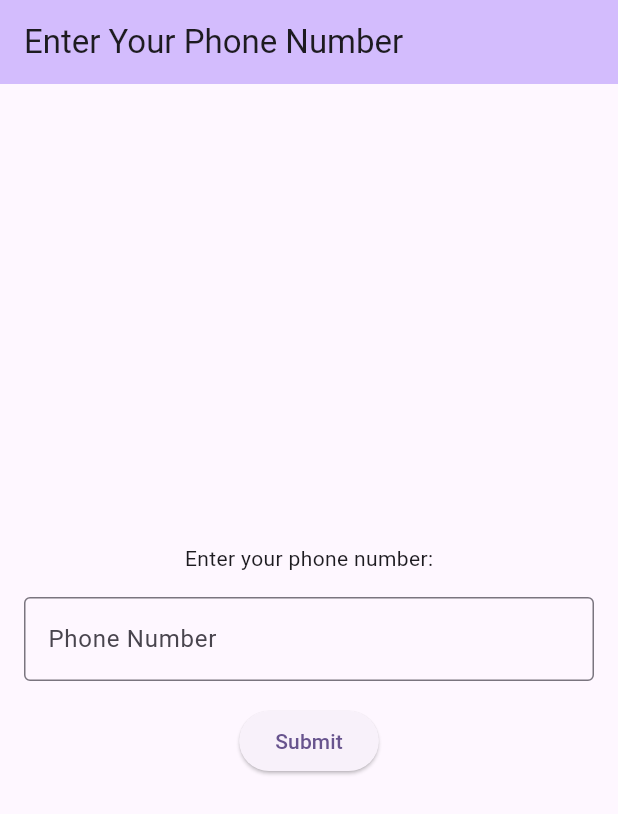
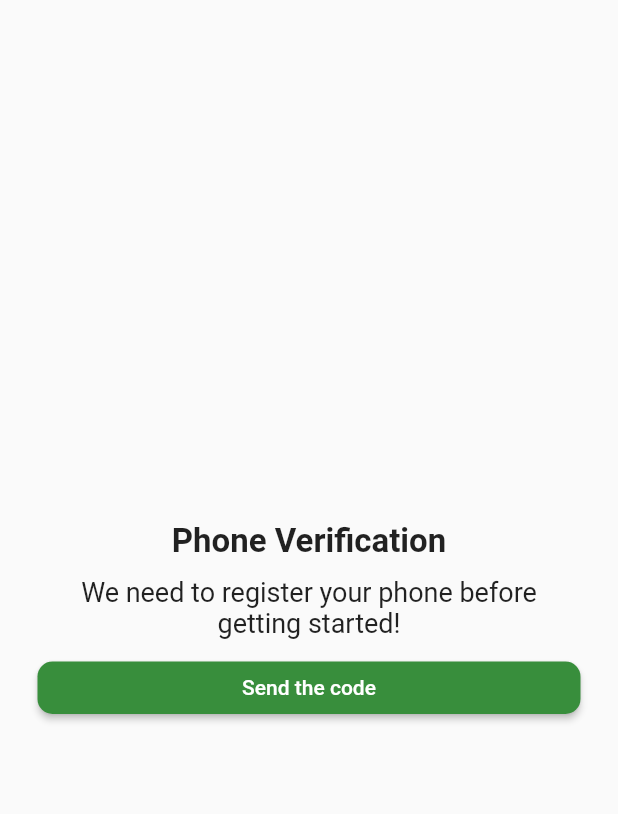
Before and after one commit to rjayaa/Maku_App, a Flutter app: the screen it shows after launch, on a phone screen of 412 x 824 dp. Shown: the top 814 px of the screen. Run offline on Flutter 3.47's test engine with Material 2 defaults, Android fonts, the phone set to English and light mode, and no system bars.

Commit message:
ui polos without assets

```diff
--- a/lib/main.dart
+++ b/lib/main.dart
@@ -1,80 +1,14 @@
 import 'package:flutter/material.dart';
+import 'package:maku_app/otp.dart';
+import 'package:maku_app/phone.dart';
 
 void main() {
-  runApp(const MyApp());
+  runApp(MaterialApp(
+    debugShowCheckedModeBanner: false,
+    initialRoute: 'phone',
+    routes: {
+      'phone': (context) => MyPhone(),
+      'otp': (context) => MyOtp(),
+    },
+  ));
 }
-
-class MyApp extends StatelessWidget {
-  const MyApp({super.key});
-
-  @override
-  Widget build(BuildContext context) {
-    return MaterialApp(
-      title: 'Flutter Demo',
-      theme: ThemeData(
-        colorScheme: ColorScheme.fromSeed(seedColor: Colors.deepPurple),
-        useMaterial3: true,
-      ),
-      home: const MyHomePage(title: 'Enter Your Phone Number'),
-    );
-  }
-}
-
-class MyHomePage extends StatefulWidget {
-  const MyHomePage({super.key, required this.title});
-
-  final String title;
-
-  @override
-  State<MyHomePage> createState() => _MyHomePageState();
-}
-
-class _MyHomePageState extends State<MyHomePage> {
-  String _phoneNumber = '';
-
-  void _handlePhoneNumberChange(String value) {
-    setState(() {
-      _phoneNumber = value;
-    });
-  }
-
-  void _submitPhoneNumber() {
-    // TODO: Handle OTP submission logic here
-    print('Phone number submitted: $_phoneNumber');
-  }
-
-  @override
-  Widget build(BuildContext context) {
-    return Scaffold(
-      appBar: AppBar(
-        backgroundColor: Theme.of(context).colorScheme.inversePrimary,
-        title: Text(widget.title),
-      ),
-      body: Center(
-        child: Column(
-          mainAxisAlignment: MainAxisAlignment.center,
-          children: <Widget>[
-            const Text(
-              'Enter your phone number:',
-            ),
-            Padding(
-              padding: const EdgeInsets.all(16.0),
-              child: TextField(
-                keyboardType: TextInputType.phone,
-                onChanged: _handlePhoneNumberChange,
-                decoration: InputDecoration(
-                  hintText: 'Phone Number',
-                  border: OutlineInputBorder(),
-                ),
-              ),
-            ),
-            ElevatedButton(
-              onPressed: _submitPhoneNumber,
-              child: Text('Submit'),
-            ),
-          ],
-        ),
-      ),
-    );
-  }
-}
--- /dev/null
+++ b/lib/otp.dart
@@ -0,0 +1,15 @@
+import 'package:flutter/material.dart';
+
+class MyOtp extends StatefulWidget {
+  const MyOtp({super.key});
+
+  @override
+  State<MyOtp> createState() => _MyOtpState();
+}
+
+class _MyOtpState extends State<MyOtp> {
+  @override
+  Widget build(BuildContext context) {
+    return Scaffold();
+  }
+}
--- /dev/null
+++ b/lib/phone.dart
@@ -0,0 +1,56 @@
+import 'package:flutter/material.dart';
+
+class MyPhone extends StatefulWidget {
+  const MyPhone({super.key});
+
+  @override
+  State<MyPhone> createState() => _MyPhoneState();
+}
+
+class _MyPhoneState extends State<MyPhone> {
+  @override
+  Widget build(BuildContext context) {
+    return Scaffold(
+      body: Container(
+        margin: EdgeInsets.only(left: 25, right: 25),
+        alignment: Alignment.center,
+        child: SingleChildScrollView(
+          child: Column(
+            mainAxisAlignment: MainAxisAlignment.center,
+            children: [
+              Text(
+                'Phone Verification',
+                style: TextStyle(fontSize: 22, fontWeight: FontWeight.bold),
+              ),
+              SizedBox(
+                height: 10,
+              ),
+              Text(
+                'We need to register your phone before getting started!',
+                style: TextStyle(
+                  fontSize: 18,
+                ),
+                textAlign: TextAlign.center,
+              ),
+              SizedBox(
+                height: 15,
+              ),
+              SizedBox(
+                height: 35,
+                width: double.infinity,
+                child: ElevatedButton(
+                  onPressed: () {},
+                  child: Text('Send the code'),
+                  style: ElevatedButton.styleFrom(
+                      primary: Colors.green.shade700,
+                      shape: RoundedRectangleBorder(
+                          borderRadius: BorderRadius.circular(10))),
+                ),
+              ),
+            ],
+          ),
+        ),
+      ),
+    );
+  }
+}
```
Also changed, not shown: 6 other files.
